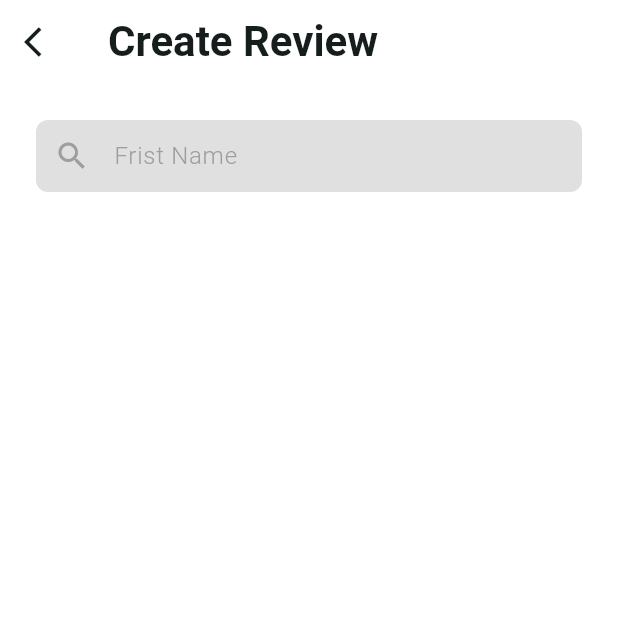
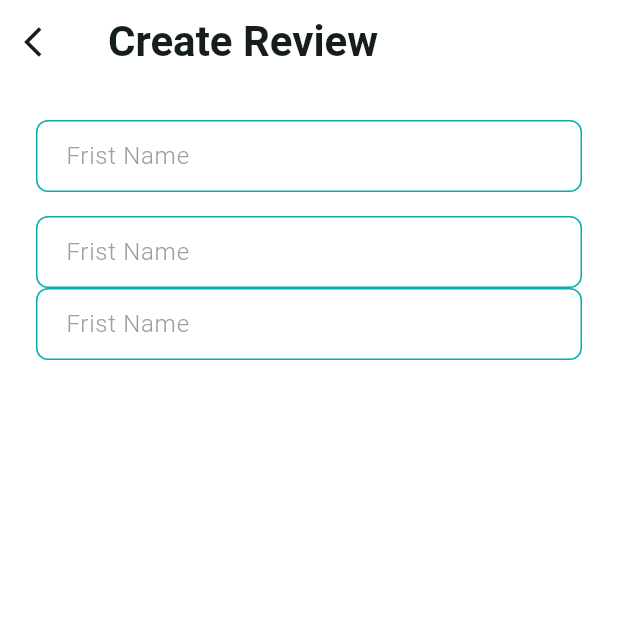
Before and after one commit to farzidahmed/craftyBay, a Flutter app: the AddReviewScreen screen opened directly, on a phone screen of 412 x 824 dp, the top half of it. Run offline on Flutter 3.47's test engine with Material 3 defaults, Android fonts, the phone set to English and light mode, and no system bars; our stand-ins replace carousel_slider, email_validator, flutter_svg, get, logger, pin_code_fields.

```diff
--- a/lib/app/app.dart
+++ b/lib/app/app.dart
@@ -6,13 +6,13 @@ import 'package:craftybay/features/auth/ui/screens/otp_verification_screen.dart'
 import 'package:craftybay/features/auth/ui/screens/splash_screen.dart';
 import 'package:craftybay/features/common/ui/screens/main_bottom_nav_screen.dart';
 import 'package:craftybay/features/product/ui/screens/product_details_screen.dart';
-import 'package:craftybay/features/review/ui/screen/add_review_screen.dart';
-import 'package:craftybay/features/wishlist/ui/screen/wishlist_screen.dart';
+
 import 'package:flutter/material.dart';
 import 'package:get/get.dart';
 
 import '../features/Category/ui/screen/Category_list_screen.dart';
 import '../features/product/ui/screens/product_list_screen.dart';
+import '../features/review/ui/screen/add_review_screen.dart';
 
 class CraftyBay extends StatelessWidget {
   const CraftyBay({super.key});
--- a/lib/features/review/ui/screen/add_review_screen.dart
+++ b/lib/features/review/ui/screen/add_review_screen.dart
@@ -13,6 +13,7 @@ class AddReviewScreen extends StatefulWidget {
 
 class _AddReviewScreenState extends State<AddReviewScreen> {
   TextEditingController firstnameController=TextEditingController();
+  TextEditingController lastnameController=TextEditingController();
   @override
   Widget build(BuildContext context) {
     return  PopScope(
@@ -24,13 +25,16 @@ class _AddReviewScreenState extends State<AddReviewScreen> {
           leading: IconButton(onPressed: ()=>_onpop,
               icon: Icon(Icons.arrow_back_ios)),
         ),
-        body: Column(
-          children: [
-            Padding(
-              padding: const EdgeInsets.all(24),
-              child: Searchbar(controller:firstnameController ,),
-            )
-          ],
+        body: Padding(
+          padding: const EdgeInsets.all(24),
+          child: Column(
+            children: [
+              Searchbar(controller:firstnameController ,),
+              SizedBox(height: 16,),
+              Searchbar(controller:firstnameController ,),
+              Searchbar(controller:firstnameController ,)
+            ],
+          ),
         ),
       ),
     );
--- a/lib/features/review/widgets/search_bar.dart
+++ b/lib/features/review/widgets/search_bar.dart
@@ -1,4 +1,6 @@
 import 'package:flutter/material.dart';
+
+import '../../../app/app_colors.dart';
 
 class Searchbar extends StatelessWidget {
   const Searchbar({
@@ -12,18 +14,16 @@ class Searchbar extends StatelessWidget {
       decoration: InputDecoration(
           contentPadding: const EdgeInsets.symmetric(horizontal: 16,vertical: 8),
           enabledBorder: const OutlineInputBorder(borderRadius: BorderRadius.all(Radius.circular(8)),
-            borderSide: BorderSide.none,
+            borderSide: BorderSide(color: AppColors.themColor),
           ),
           border: const OutlineInputBorder(
-            borderSide: BorderSide.none,
+            borderSide: BorderSide(color: AppColors.themColor),
           ),
-          focusedBorder: const OutlineInputBorder(
-            borderSide: BorderSide.none,
+          focusedBorder:  OutlineInputBorder(
+            borderSide: BorderSide(color: AppColors.themColor),
           ),
           hintText: "Frist Name",
-          prefixIcon: Icon(Icons.search,color: Colors.grey,),
-
-          fillColor: Colors.grey.shade300,
+          fillColor: Colors.white,
           filled: true
       ),
     );
--- a/pubspec.yaml
+++ b/pubspec.yaml
@@ -23,6 +23,8 @@ dependencies:
   pin_code_fields: ^8.0.1
   get: ^4.6.6
   carousel_slider: ^5.0.0
+  http: ^1.3.0
+  logger: ^2.5.0
 
 dev_dependencies:
   flutter_test:
```
Also changed, not shown: lib/features/servies/network_caller/network_caller.dart (added, +75 -0 lines), pubspec.lock.
